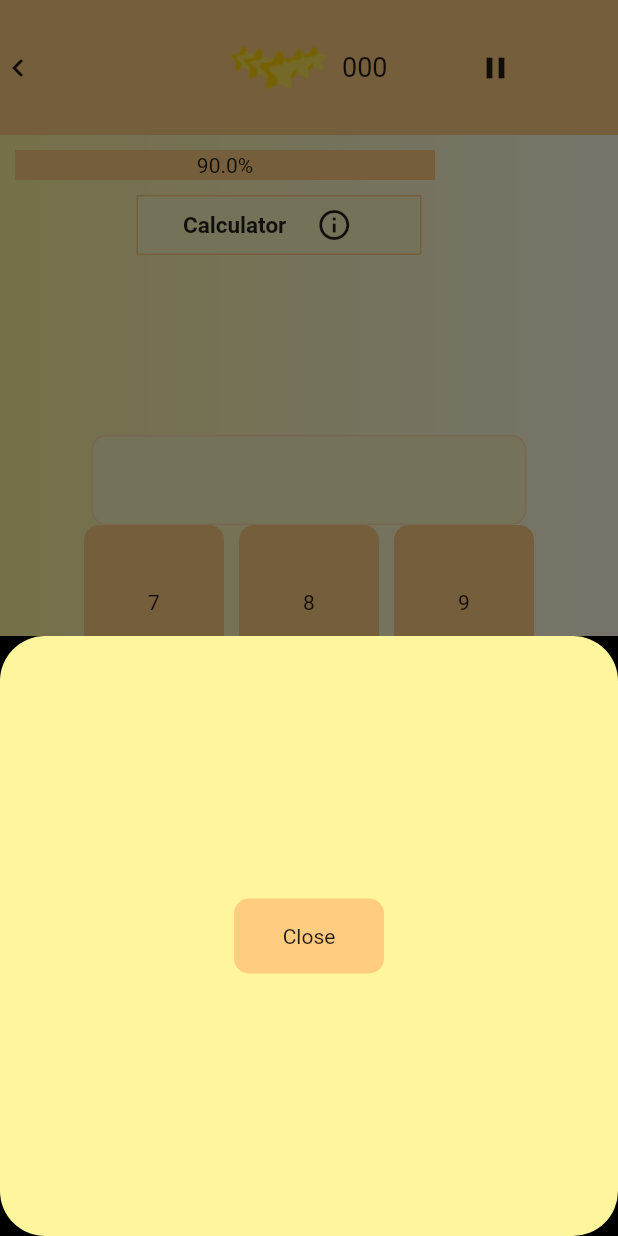
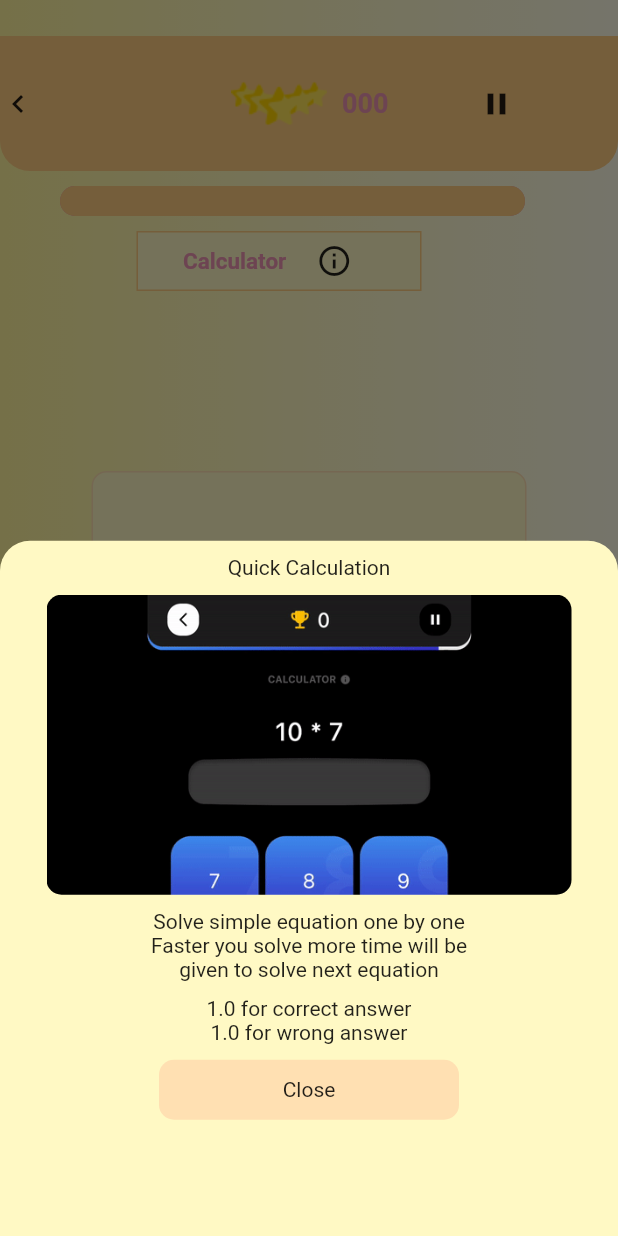
Before and after one commit to iremtekinn/mathgame, a Flutter app: the CalculatorGamePage screen opened directly, after a tap on the "info outline" icon, on a phone screen of 412 x 824 dp. Run offline on Flutter 3.47's test engine with Material 2 defaults, Android fonts, the phone set to English and light mode, and no system bars; drawn by our look-alikes of percent_indicator.

Commit message:
tasarım degisti

```diff
--- a/lib/widgets/calgameappbar.dart
+++ b/lib/widgets/calgameappbar.dart
@@ -14,8 +14,12 @@ class _CalGameAppBarState extends State<CalGameAppBar> {
   @override
   Widget build(BuildContext context) {
     return Container(
+      margin: EdgeInsets.only(top:24),
       decoration: BoxDecoration(
-
+        borderRadius: BorderRadius.only(
+          bottomRight: Radius.circular(20),
+          bottomLeft: Radius.circular(20)
+          ),
         color:Colors.orange.shade200
       ),
 
@@ -31,7 +35,7 @@ class _CalGameAppBarState extends State<CalGameAppBar> {
           SizedBox(width:130),
           Image.asset("assets/stars.png"),
           SizedBox(width:10),
-          Text("000",style:TextStyle(fontSize: 18)),
+          Text("000",style:TextStyle(fontSize: 18,color:Color.fromARGB(255, 238, 149, 179),fontWeight: FontWeight.bold)),
           SizedBox(width:60),
           Icon(Icons.pause)
         ],
--- a/lib/widgets/calgametext.dart
+++ b/lib/widgets/calgametext.dart
@@ -27,41 +27,71 @@ class _CalGameTextState extends State<CalGameText> {
       child: Row(
 
         children: [
-          Text("Calculator",style: TextStyle(fontSize: 15,fontWeight: FontWeight.bold),),
+          Text("Calculator",style: TextStyle(fontSize: 15,fontWeight: FontWeight.bold,color:Color.fromARGB(255, 238, 149, 179)),),
           SizedBox(width:20),
 
           GestureDetector(
             onTap:() {
               showModalBottomSheet(context: context,
-              builder: (BuildContext context ){
-                return Container(
-                  color:Colors.black,
-                  height:400,
-                  child:GestureDetector(
-                    onTap: (){
-                      Navigator.pop(context);
-                    },
-                    child:Container(
-                      decoration: BoxDecoration(
-                        borderRadius: BorderRadius.circular(30),
-                        color:Colors.yellow.shade200,
+              backgroundColor: Colors.yellow.shade100,
+              shape:RoundedRectangleBorder(
+                borderRadius: BorderRadius.only(
+                  topLeft: Radius.circular(20),
+                  topRight:Radius.circular(20)
+                )
+              ),
+              builder:(BuildContext context){
+                return Column(
+                  children: [
+                    Padding(
+                      padding: EdgeInsets.only(top:10),
+                      child:Text("Quick Calculation")
                       ),
-                      width:50,
-                      height:50,
-                      child:Center(
+                      Padding(
+                        padding: EdgeInsets.only(top:10),
                         child:Container(
-                          alignment:Alignment.center,
-                          width:100,
-                          height:50,
+                          width:350,
+                          height:200,
                           decoration: BoxDecoration(
                             borderRadius: BorderRadius.circular(10),
-                            color:Colors.orange.shade200,
+                            image:DecorationImage(image: AssetImage("assets/calculator_intro.gif"),
+                            fit:BoxFit.fill
+                            )
                           ),
-                          child:Text("Close")
                         )
-                      )
-                    )
-                  )
+                        ),
+                        Padding(
+                          padding: EdgeInsets.only(top:10),
+                          child:Text("Solve simple equation one by one")
+                          ),
+                          Text("Faster you solve more time will be"),
+                          Text("given to solve next equation"),
+                          Padding(padding: EdgeInsets.only(top:10),
+                          child:Text("1.0 for correct answer")
+                          ),
+                          Padding(
+                            padding: EdgeInsets.only(bottom:10),
+                            child:Text("1.0 for wrong answer")
+                            ),
+                            GestureDetector(
+                              onTap:() {
+                                Navigator.pop(context);
+                              },
+                              child:Center(
+                                child:Container(
+                                  alignment: Alignment.center,
+                                  width:200,
+                                  height:40,
+                                  decoration: BoxDecoration(
+                                    borderRadius: BorderRadius.circular(10),
+                                    color:Colors.orange.shade100
+                                  ),
+                                  child:Text("Close")
+                                )
+                              )
+                            )
+
+                  ],
                 );
               }
               );
--- a/lib/widgets/calgametus.dart
+++ b/lib/widgets/calgametus.dart
@@ -46,7 +46,9 @@ class _CalGameTusState extends State<CalGameTus> {
               borderRadius: BorderRadius.circular(10),
               color:Colors.orange.shade200,
             ),
-            child:Text(numbers[index])
+            child:Text(numbers[index],
+            style: TextStyle(color:Color.fromARGB(255, 238, 149, 179),fontSize: 18,fontWeight: FontWeight.bold),
+            )
           );
 
         }),
--- a/lib/widgets/caltime2.dart
+++ b/lib/widgets/caltime2.dart
@@ -14,7 +14,10 @@ class _CalTime2State extends State<CalTime2> {
   @override
   Widget build(BuildContext context) {
     return LinearPercentIndicator(
-                width: 300,
+      padding: EdgeInsets.only(left: 40),
+      barRadius: Radius.circular(10),
+      isRTL: true,
+                width: 350,
                 animation: true,
                 lineHeight: 20.0,
                 animationDuration: 60000,
@@ -22,9 +25,10 @@ class _CalTime2State extends State<CalTime2> {
                 onAnimationEnd: () {
 
                 },
-                center: Text("90.0%"),
+                //center: Text("90.0%"),
                 //linearStrokeCap: LinearStrokeCap.roundAll,
                 progressColor: Colors.orange.shade200,
+                backgroundColor:Color.fromARGB(255, 238, 149, 179),
               );
   }
 }
```
Also changed, not shown: assets/calculator_intro.gif (added).
